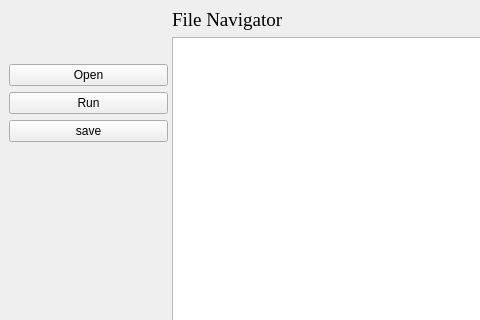
This is ui/main.ui in hcji/AutoMS_GUI as Qt 5 draws it before an edit; both pictures show x 0 to 480 and y 0 to 320 of the 1400 by 850 pixel window. The edited form follows.
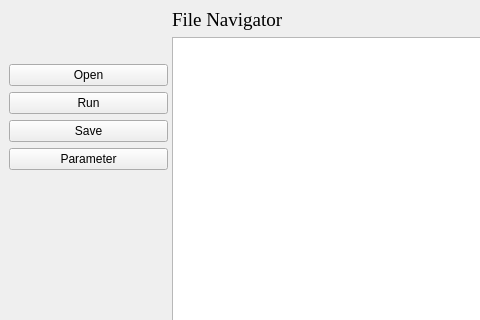
This is the edited form. Icons and pictures are not drawn.

```diff
--- a/ui/main.ui
+++ b/ui/main.ui
@@ -180,7 +180,7 @@
            <bool>true</bool>
           </property>
           <property name="text">
-           <string>save</string>
+           <string>Save</string>
           </property>
           <property name="icon">
            <iconset>
@@ -197,6 +197,38 @@
           </property>
          </widget>
         </item>
+        <item>
+         <widget class="QPushButton" name="butt_param">
+          <property name="maximumSize">
+           <size>
+            <width>16777215</width>
+            <height>16777215</height>
+           </size>
+          </property>
+          <property name="layoutDirection">
+           <enum>Qt::LeftToRight</enum>
+          </property>
+          <property name="autoFillBackground">
+           <bool>true</bool>
+          </property>
+          <property name="text">
+           <string>Parameter</string>
+          </property>
+          <property name="icon">
+           <iconset>
+            <normaloff>../../DeepMASS2_GUI/icon/parameters.png</normaloff>../../DeepMASS2_GUI/icon/parameters.png</iconset>
+          </property>
+          <property name="iconSize">
+           <size>
+            <width>30</width>
+            <height>30</height>
+           </size>
+          </property>
+          <property name="checkable">
+           <bool>false</bool>
+          </property>
+         </widget>
+        </item>
         <item>
          <spacer name="verticalSpacer">
           <property name="orientation">
```
